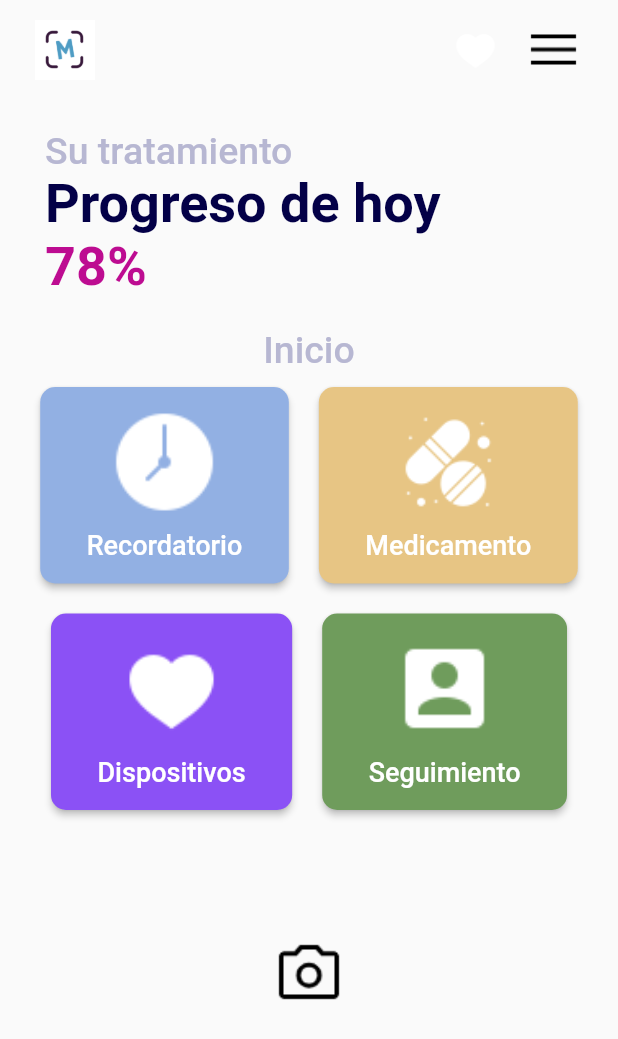
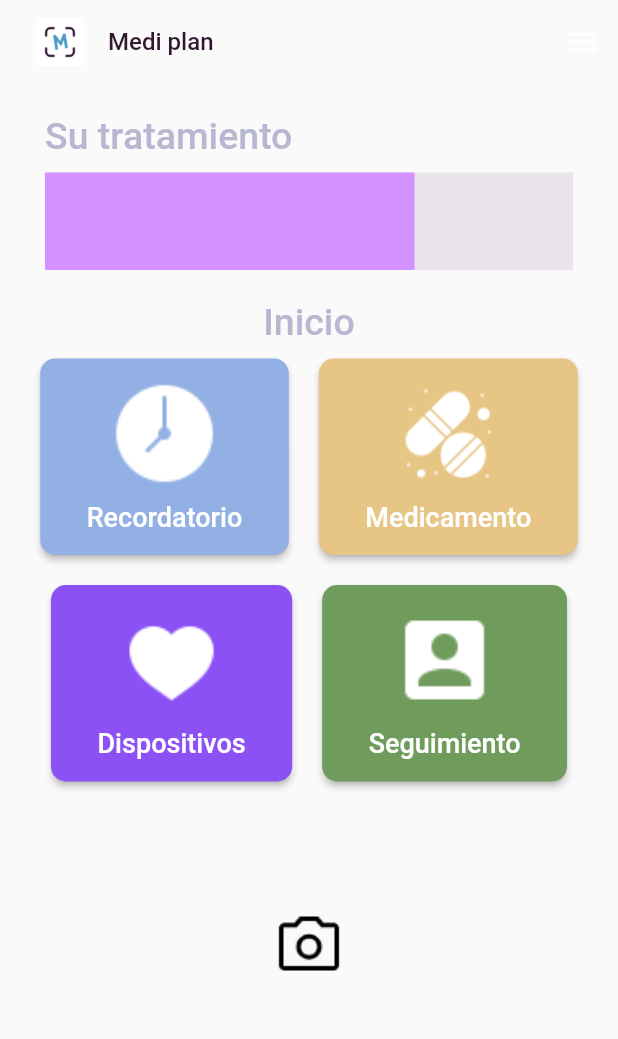
Before and after one commit to YESSENIAJUAREZHERNANDEZ/mediplan_proyecto, a Flutter app: the screen it shows after launch, on a phone screen of 412 x 824 dp. Shown: the top 1039 px of the screen. Run offline on Flutter 3.47's test engine with Material 2 defaults, Android fonts, the phone set to English and light mode, and no system bars; our stand-ins replace image_picker, table_calendar.

Commit message:
Progress

```diff
--- a/lib/screens/main_screen.dart
+++ b/lib/screens/main_screen.dart
@@ -8,15 +8,71 @@ import 'package:flutter_application_1/screens/seguimiento.dart';
 //import 'package:flutter_application_1/screens/signup.dart';
 
 class MainScreen extends StatelessWidget{
-
   @override
   Widget build(BuildContext context){
     return Scaffold(
+       appBar: AppBar(
+    elevation: 0,
+    backgroundColor: Colors.transparent,
+    title: Row(
+      children: [
+        IconButton(
+          icon: Image.asset('assets/iconos/icono2.png'),
+          onPressed: () {},
+        ),
+        SizedBox(width: 8),
+        Text(
+          'Medi plan',
+          style: TextStyle(
+            color: Color.fromARGB(255, 48, 24, 49),
+            fontSize: 16,
+          ),
+        ),
+      ],
+    ),
+  ),
+  endDrawer: Drawer(
+    child: ListView(
+      children: [
+        DrawerHeader(
+          decoration: BoxDecoration(
+            color: Colors.blue,
+          ),
+          child: Text(
+            'Configuración',
+            style: TextStyle(
+              color: Colors.white,
+              fontSize: 24,
+            ),
+          ),
+        ),
+        ListTile(
+          title: Text('Iniciar sesión'),
+          onTap: () {
+            // Acción para la opción 1
+            Navigator.push( context,
+                  MaterialPageRoute(builder: (context) => LoginScreen()),
+                );
+          },
+        ),
+        ListTile(
+          title: Text('Terminos y condiciones'),
+          onTap: () {
+            // Acción para la opción 2
+          },
+        ),
+        ListTile(
+          title: Text('Ayuda'),
+          onTap: () {
+            // Acción para la opción 3
+          },
+        ),
+      ],
+    ),
+  ),
       body: SafeArea(
-
         child: ListView(
           children: <Widget>[
-            _customAppBar(context),
             _textsHeader(context),
             _forYou(context),
             _recent(context),
@@ -27,62 +83,33 @@ class MainScreen extends StatelessWidget{
     );
   }
 
-  Widget _customAppBar(context) {
-    return Padding(
-      padding: EdgeInsets.symmetric(horizontal: 15.0, vertical: 5.0),
-      child: Row(
-        mainAxisAlignment: MainAxisAlignment.spaceBetween,
-        children: <Widget>[
-          IconButton(
-            iconSize: 40.0,
-            icon: Image.asset('assets/iconos/icono2.png'),
-            onPressed: () {},
-          ),
-          Row(
-            children: <Widget>[
-              IconButton(
-                iconSize: 20.0,
-                icon: Image.asset('assets/imagenes/blanco.png'),
-                onPressed: () {},
-              ),
-              IconButton(
-                iconSize: 40.0,
-                icon: Image.asset('assets/iconos/menu.png'),
-                onPressed: () {
-                  Navigator.push( context,
-                  MaterialPageRoute(builder: (context) => LoginApp()),
-                );
-                },
-              ),
-            ],
-          ),
-        ],
-      ),
-    );
-  }
 
-  Widget _textsHeader(context) {
+Widget _textsHeader(BuildContext context) {
+  double progressValue = 0.7; // Valor del progreso (70%)
+
   return Padding(
     padding: const EdgeInsets.symmetric(vertical: 20.0, horizontal: 30.0),
     child: Column(
       crossAxisAlignment: CrossAxisAlignment.start,
       children: <Widget>[
         Text(
-            'Su tratamiento ',
+          'Su tratamiento',
           style: Theme.of(context).textTheme.bodyText1,
         ),
-          Text(
-            'Progreso de hoy ',
-            style: Theme.of(context).textTheme.headline1,
-          ),
-          Text(
-            '78%',
-            style: Theme.of(context).textTheme.headline5,
-          )
+        SizedBox(height: 10.0), // Espacio entre el texto y la barra de progreso
+        LinearProgressIndicator(
+          minHeight: 65.0, // Altura de la barra de progreso
+          value: progressValue, // Valor del progreso (70%)
+          valueColor: AlwaysStoppedAnimation<Color>(Color.fromARGB(255, 211, 146, 255)), // Color de la barra de progreso
+          backgroundColor: Color.fromARGB(255, 235, 228, 236), // Color de fondo de la barra de progreso
+        ), // Barra de progreso
       ],
     ),
   );
 }
+
+
+
 
    Widget _forYou(context) {
     return Column(
@@ -279,7 +306,7 @@ SizedBox(height: 50),
               ),
               onPressed: () {
                 Navigator.push( context,
-                  MaterialPageRoute(builder: (context) => Barra()),
+                  MaterialPageRoute(builder: (context) => CameraScreen()),
                 );
               },
             ),
--- a/pubspec.yaml
+++ b/pubspec.yaml
@@ -38,8 +38,7 @@ dependencies:
 
 
   table_calendar: ^3.0.9
-
-
+  image_picker: ^0.8.4+4
 
 
 dev_dependencies:
```
Also changed, not shown: lib/screens/camara.dart (+43 -39 lines), pubspec.lock, 5 other files. Lines whose indentation alone changed are shown as unchanged.
